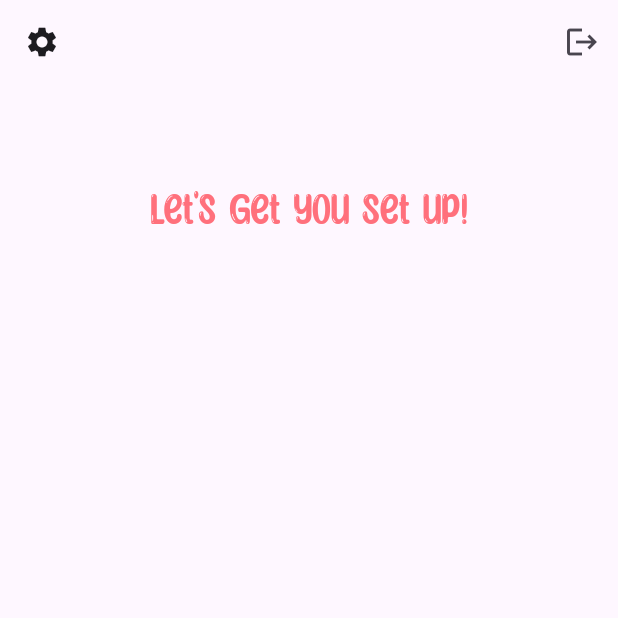
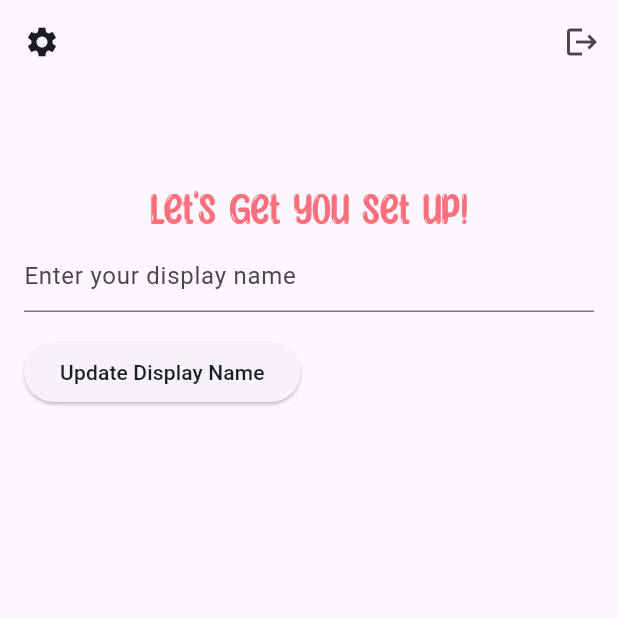
Before and after one commit to naveenrs123/chews, a Flutter app: the OnboardingPage screen opened by its route, on a phone screen of 412 x 824 dp, the top half of it. Run offline on Flutter 3.47's test engine with Material 3 defaults, Android fonts, the phone set to English and light mode, and no system bars; our stand-ins replace firebase_auth, firebase_core, google_fonts, google_sign_in; accounts and stored records are empty; generated files the repository leaves out were written again.

Commit message:
add ability to update display name

```diff
--- a/lib/src/form_components/form_text_field.dart
+++ b/lib/src/form_components/form_text_field.dart
@@ -5,17 +5,22 @@ class FormTextField extends StatelessWidget {
       {super.key,
       required TextEditingController controller,
       String hintText = 'Enter your email',
-      String emptyValidationText = 'Email cannot be empty'})
+      String emptyValidationText = 'Email cannot be empty',
+      String? initialValue})
       : _controller = controller,
         _hintText = hintText,
-        _emptyValidationText = emptyValidationText;
+        _emptyValidationText = emptyValidationText,
+        _initialValue = initialValue;
 
   final TextEditingController _controller;
   final String _hintText;
   final String _emptyValidationText;
+  final String? _initialValue;
 
   @override
   Widget build(BuildContext context) {
+    _controller.text = _initialValue ?? '';
+
     return Padding(
       padding: const EdgeInsets.only(bottom: 16),
       child: TextFormField(
--- a/lib/src/pages/onboarding.dart
+++ b/lib/src/pages/onboarding.dart
@@ -1,5 +1,7 @@
+import 'package:chews/src/form_components/form_text_field.dart';
 import 'package:chews/src/pages/route_constants.dart';
 import 'package:chews/src/pages/welcome.dart';
+import 'package:firebase_auth/firebase_auth.dart';
 import 'package:flutter/material.dart';
 
 class OnboardingPage extends StatelessWidget {
@@ -38,6 +40,7 @@ class OnboardingPage extends StatelessWidget {
                         fontFamily: 'SunnySpells',
                         color: const Color(0xFFFF707C)),
                   ),
+                  const OnboardingForm(),
                 ],
               ),
             )),
@@ -45,3 +48,66 @@ class OnboardingPage extends StatelessWidget {
     );
   }
 }
+
+class OnboardingForm extends StatefulWidget {
+  const OnboardingForm({super.key});
+
+  @override
+  State<OnboardingForm> createState() => _OnboardingFormState();
+}
+
+class _OnboardingFormState extends State<OnboardingForm> {
+  getUserDisplayName() {
+    final user = FirebaseAuth.instance.currentUser;
+
+    if (user?.displayName != null) {
+      return user!.displayName;
+    } else if (user != null && user.providerData.isNotEmpty) {
+      return user.providerData.first.displayName;
+    } else {
+      return null;
+    }
+  }
+
+  final GlobalKey<FormState> _formKey = GlobalKey<FormState>();
+  final TextEditingController _displayTextController = TextEditingController();
+
+  @override
+  Widget build(BuildContext context) {
+    var list = [
+      FormTextField(
+        controller: _displayTextController,
+        hintText: 'Enter your display name',
+        emptyValidationText: 'Display name cannot be empty',
+        initialValue: getUserDisplayName(),
+      ),
+      ElevatedButton(
+        onPressed: () async {
+          // Validate will return true if the form is valid, or false if
+          // the form is invalid.
+          if (_formKey.currentState!.validate()) {
+            await FirebaseAuth.instance.currentUser!
+                .updateDisplayName(_displayTextController.text.trim());
+
+            if (!context.mounted) return;
+          }
+        },
+        child: Text(
+          'Update Display Name',
+          style: Theme.of(context).textTheme.labelLarge,
+        ),
+      ),
+    ];
+
+    var children = list;
+
+    return Form(
+      key: _formKey,
+      child: Column(
+        mainAxisAlignment: MainAxisAlignment.center,
+        crossAxisAlignment: CrossAxisAlignment.start,
+        children: children,
+      ),
+    );
+  }
+}
```
